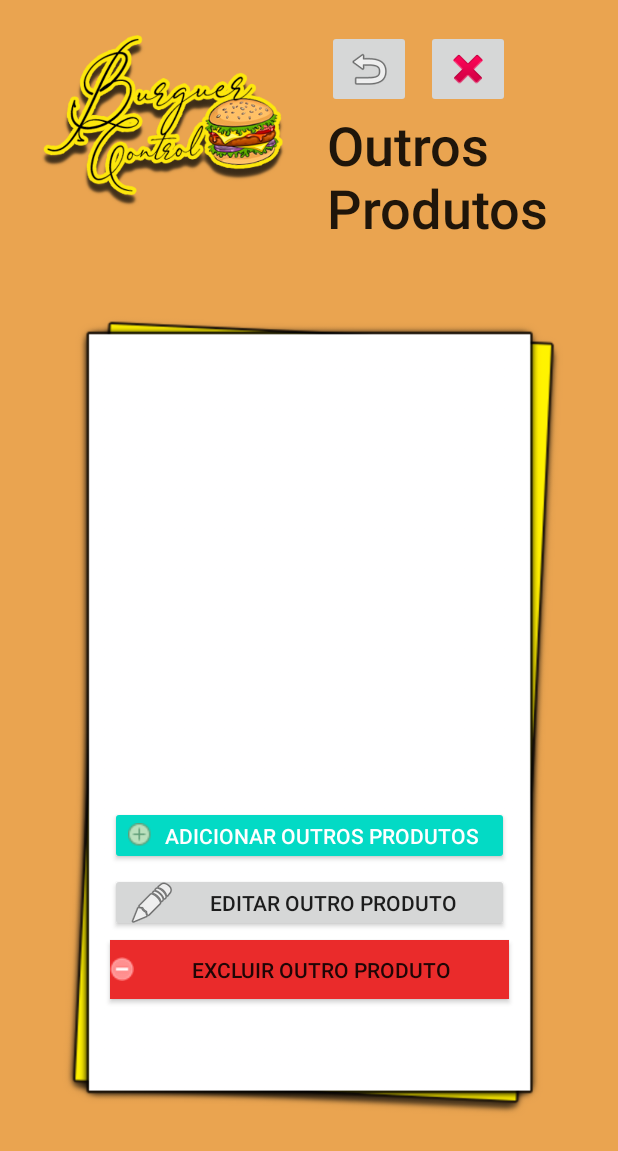
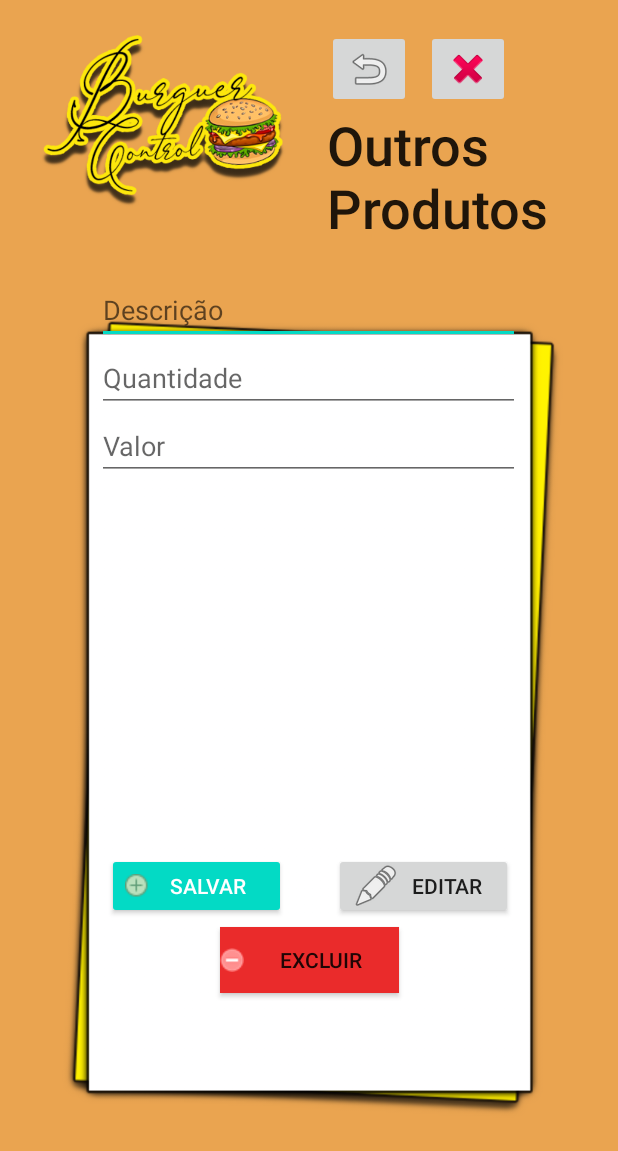
Before and after one commit to TyLuis/BurguerControl, an Android app: the outrosProdutos screen opened directly, with no data from a screen before it, on a phone screen of 412 x 824 dp. Shown: the top 1151 px of the screen. Run offline under Robolectric (Android 15) with nearby library versions, the phone set to English and light mode, and no system bars; our stand-ins replace Firebase (no records; nobody signed in at launch, a user with empty details on screens opened directly).

Commit message:
mesmo antes

```diff
--- a/app/src/main/AndroidManifest.xml
+++ b/app/src/main/AndroidManifest.xml
@@ -10,7 +10,6 @@
         android:supportsRtl="true"
         android:theme="@style/AppTheme">
         <activity android:name=".criarConta"></activity>
-        <activity android:name=".addEditIngrediente" />
         <activity android:name=".ingredientes" />
         <activity android:name=".addEditOutrosProdutos" />
         <activity android:name=".outrosProdutos" />
--- a/app/src/main/java/com/example/BurguerControl/BebidaActivity.java
+++ b/app/src/main/java/com/example/BurguerControl/BebidaActivity.java
@@ -24,6 +24,7 @@ import com.google.firebase.database.FirebaseDatabase;
 import com.google.firebase.database.ValueEventListener;
 
 import java.util.ArrayList;
+import java.util.List;
 import java.util.UUID;
 
 public class BebidaActivity extends AppCompatActivity {
--- a/app/src/main/java/com/example/BurguerControl/outrosProdutos.java
+++ b/app/src/main/java/com/example/BurguerControl/outrosProdutos.java
@@ -1,5 +1,6 @@
 package com.example.BurguerControl;
 
+import androidx.annotation.NonNull;
 import androidx.appcompat.app.AlertDialog;
 import androidx.appcompat.app.AppCompatActivity;
 
@@ -7,17 +8,71 @@ import android.content.DialogInterface;
 import android.content.Intent;
 import android.os.Bundle;
 import android.view.View;
+import android.widget.ArrayAdapter;
+import android.widget.EditText;
+import android.widget.ListView;
 import android.widget.Toast;
 
+import com.example.BurguerControl.objetos.Bebida;
+import com.example.BurguerControl.objetos.OutroProduto;
+import com.google.firebase.FirebaseApp;
 import com.google.firebase.auth.FirebaseAuth;
+import com.google.firebase.database.DataSnapshot;
+import com.google.firebase.database.DatabaseError;
+import com.google.firebase.database.DatabaseReference;
+import com.google.firebase.database.FirebaseDatabase;
+import com.google.firebase.database.ValueEventListener;
+
+import java.util.ArrayList;
+import java.util.UUID;
 
 public class outrosProdutos extends AppCompatActivity {
     FirebaseAuth autentica = FirebaseAuth.getInstance();
+    FirebaseDatabase firebaseDatabase;
+    DatabaseReference databaseReference;
+    EditText etDescricaoOutro, etQuantidadeOutro,etValorOutro;
+    ListView listOutros;
+    private ArrayList<OutroProduto> listaOutros = new ArrayList<OutroProduto>();
+    private ArrayAdapter<OutroProduto> arrayAdapterOutros;
 
     @Override
     protected void onCreate(Bundle savedInstanceState) {
         super.onCreate(savedInstanceState);
         setContentView(R.layout.activity_outros_produtos);
+
+        etDescricaoOutro = (EditText)findViewById(R.id.edtNomeOutros);
+        etQuantidadeOutro = (EditText)findViewById(R.id.edtQuantidadeOutros);
+        etValorOutro = (EditText)findViewById(R.id.edtValorOutros);
+        listOutros = (ListView)findViewById(R.id.lvOutrosProdutos);
+
+        inicializarFirebase();
+        eventoDataBase();
+    }
+
+    private void eventoDataBase() {
+        databaseReference.child("OutroProduto").addValueEventListener(new ValueEventListener() {
+            @Override
+            public void onDataChange(@NonNull DataSnapshot dataSnapshot) {
+                listaOutros.clear();
+                for(DataSnapshot objSnapshot:dataSnapshot.getChildren()){
+                    OutroProduto outroProduto= objSnapshot.getValue(OutroProduto.class);
+                    listaOutros.add(outroProduto);
+                }
+                arrayAdapterOutros = new ArrayAdapter<OutroProduto>(outrosProdutos.this,android.R.layout.simple_list_item_1,listaOutros);
+                listOutros.setAdapter(arrayAdapterOutros);
+            }
+            @Override
+            public void onCancelled(@NonNull DatabaseError databaseError) {
+                Toast.makeText(outrosProdutos.this,"Erro ao atualizar a lista de visualição!",Toast.LENGTH_LONG).show();
+            }
+        });
+    }
+
+    private void inicializarFirebase() {
+        FirebaseApp.initializeApp(outrosProdutos.this);
+        firebaseDatabase = FirebaseDatabase.getInstance();
+        firebaseDatabase.setPersistenceEnabled(true);
+        databaseReference = FirebaseDatabase.getInstance().getReference();
     }
 
     public void sairSistema(View view) {
@@ -48,7 +103,37 @@ public class outrosProdutos extends AppCompatActivity {
     }
 
     public void addOutros(View view){
-        Intent intent = new Intent(this,addEditOutrosProdutos.class);
-        startActivity(intent);
+        AlertDialog.Builder msg = new AlertDialog.Builder(this);
+        msg.setTitle("Salvando outro produto");
+        msg.setMessage("Deseja realmente salvar outro produto");
+        msg.setPositiveButton("Sim", new DialogInterface.OnClickListener() {
+            @Override
+            public void onClick(DialogInterface dialog, int which) {
+                OutroProduto outroProduto = new OutroProduto();
+                outroProduto.setIdOutroProduto(UUID.randomUUID().toString());
+                outroProduto.setDescricaoOutro(etDescricaoOutro.getText().toString());
+                outroProduto.setQuantidadeOutro(Integer.valueOf(etQuantidadeOutro.getText().toString()));
+                outroProduto.setValorOutro(Float.valueOf(etValorOutro.getText().toString()));
+
+                databaseReference.child("OutroProduto").child(outroProduto.getIdOutroProduto()).setValue(outroProduto);
+                limparcampos();
+            }
+        });
+        msg.setNegativeButton("Não", new DialogInterface.OnClickListener() {
+            @Override
+            public void onClick(DialogInterface dialog, int which) {
+                Toast.makeText(outrosProdutos.this,"Ação cancelada",Toast.LENGTH_LONG).show();
+                dialog.dismiss();
+            }
+        });
+        AlertDialog alert = msg.create();
+        alert.show();
+    }
+
+    private void limparcampos() {
+        etDescricaoOutro.setText("");
+        etValorOutro.setText("");
+        etQuantidadeOutro.setText("");
+        Toast.makeText(outrosProdutos.this,"Outro produto salvo com sucesso",Toast.LENGTH_LONG).show();
     }
 }
--- a/app/src/main/res/layout/activity_outros_produtos.xml
+++ b/app/src/main/res/layout/activity_outros_produtos.xml
@@ -94,49 +94,53 @@
 
     <ListView
         android:id="@+id/lvOutrosProdutos"
-        android:layout_width="264dp"
-        android:layout_height="344dp"
-        android:layout_marginTop="44dp"
+        android:layout_width="282dp"
+        android:layout_height="230dp"
+        android:layout_marginTop="5dp"
         app:layout_constraintEnd_toEndOf="parent"
         app:layout_constraintHorizontal_bias="0.496"
         app:layout_constraintStart_toStartOf="parent"
-        app:layout_constraintTop_toBottomOf="@+id/imgLogo" />
+        app:layout_constraintTop_toBottomOf="@+id/scrollView6" />
 
     <Button
         android:id="@+id/btAddOutros"
         style="@style/Widget.AppCompat.Button.Colored"
-        android:layout_width="266dp"
-        android:layout_height="39dp"
+        android:layout_width="119dp"
+        android:layout_height="44dp"
+        android:layout_marginStart="70dp"
+        android:layout_marginLeft="70dp"
         android:layout_marginTop="5dp"
         android:drawableLeft="@drawable/add"
         android:onClick="addOutros"
-        android:text="Adicionar outros produtos"
-        app:layout_constraintEnd_toEndOf="parent"
+        android:text="salvar"
+        app:layout_constraintEnd_toStartOf="@+id/btEditarOutros"
+        app:layout_constraintHorizontal_bias="0.03"
         app:layout_constraintStart_toStartOf="parent"
         app:layout_constraintTop_toBottomOf="@+id/lvOutrosProdutos" />
 
     <Button
         android:id="@+id/btEditarOutros"
-        android:layout_width="266dp"
-        android:layout_height="39dp"
+        android:layout_width="119dp"
+        android:layout_height="44dp"
         android:layout_marginTop="5dp"
+        android:layout_marginEnd="70dp"
+        android:layout_marginRight="70dp"
         android:drawableLeft="@android:drawable/ic_menu_edit"
-        android:text="Editar outro produto"
+        android:text="editar"
+        app:layout_constraintEnd_toEndOf="parent"
+        app:layout_constraintTop_toBottomOf="@+id/lvOutrosProdutos" />
+
+    <Button
+        android:id="@+id/btExcluirOutros"
+        android:layout_width="119dp"
+        android:layout_height="44dp"
+        android:layout_marginTop="5dp"
+        android:background="#EA2B2B"
+        android:drawableLeft="@drawable/minus"
+        android:text="excluir"
         app:layout_constraintEnd_toEndOf="parent"
         app:layout_constraintStart_toStartOf="parent"
         app:layout_constraintTop_toBottomOf="@+id/btAddOutros" />
-
-    <Button
-        android:id="@+id/btExcluirOutros"
-        android:layout_width="266dp"
-        android:layout_height="39dp"
-        android:layout_marginTop="5dp"
-        android:background="#EA2B2B"
-        android:drawableLeft="@drawable/minus"
-        android:text="Excluir outro produto"
-        app:layout_constraintEnd_toEndOf="parent"
-        app:layout_constraintStart_toStartOf="parent"
-        app:layout_constraintTop_toBottomOf="@+id/btEditarOutros" />
 
     <ImageView
         android:id="@+id/imageView4"
@@ -148,4 +152,45 @@
         app:layout_constraintStart_toStartOf="parent"
         app:layout_constraintTop_toBottomOf="@+id/imgLogo"
         app:srcCompat="@drawable/menufundo" />
+
+    <ScrollView
+        android:id="@+id/scrollView6"
+        android:layout_width="282dp"
+        android:layout_height="144dp"
+        android:layout_marginTop="40dp"
+        app:layout_constraintEnd_toEndOf="parent"
+        app:layout_constraintHorizontal_bias="0.496"
+        app:layout_constraintStart_toStartOf="parent"
+        app:layout_constraintTop_toBottomOf="@+id/imgLogo">
+
+        <LinearLayout
+            android:layout_width="match_parent"
+            android:layout_height="wrap_content"
+            android:orientation="vertical">
+
+            <EditText
+                android:id="@+id/edtNomeOutros"
+                android:layout_width="match_parent"
+                android:layout_height="wrap_content"
+                android:ems="10"
+                android:hint="Descrição"
+                android:inputType="textPersonName" />
+
+            <EditText
+                android:id="@+id/edtQuantidadeOutros"
+                android:layout_width="match_parent"
+                android:layout_height="wrap_content"
+                android:ems="10"
+                android:hint="Quantidade"
+                android:inputType="number" />
+
+            <EditText
+                android:id="@+id/edtValorOutros"
+                android:layout_width="match_parent"
+                android:layout_height="wrap_content"
+                android:ems="10"
+                android:hint="Valor"
+                android:inputType="number|numberDecimal" />
+        </LinearLayout>
+    </ScrollView>
 </androidx.constraintlayout.widget.ConstraintLayout>
--- a/app/src/main/res/layout/bebida.xml
+++ b/app/src/main/res/layout/bebida.xml
@@ -188,7 +188,9 @@
         android:layout_width="279dp"
         android:layout_height="217dp"
         android:layout_marginTop="5dp"
+        android:choiceMode="singleChoice"
         app:layout_constraintEnd_toEndOf="parent"
         app:layout_constraintStart_toStartOf="@+id/imgFundo"
-        app:layout_constraintTop_toBottomOf="@+id/scrollView3" />
+        app:layout_constraintTop_toBottomOf="@+id/scrollView3"
+        tools:visibility="visible" />
 </androidx.constraintlayout.widget.ConstraintLayout>
```
Also changed, not shown: app/src/main/java/com/example/BurguerControl/addEditIngrediente.java (deleted, +0 -99 lines), app/src/main/java/com/example/BurguerControl/ingredientes.java (+80 -2 lines), app/src/main/res/layout/activity_add_edit_ingrediente.xml (deleted, +0 -161 lines), app/src/main/res/layout/activity_add_edit_outros_produtos.xml (+0 -23 lines), app/src/main/res/layout/activity_ingredientes.xml (+48 -18 lines).
